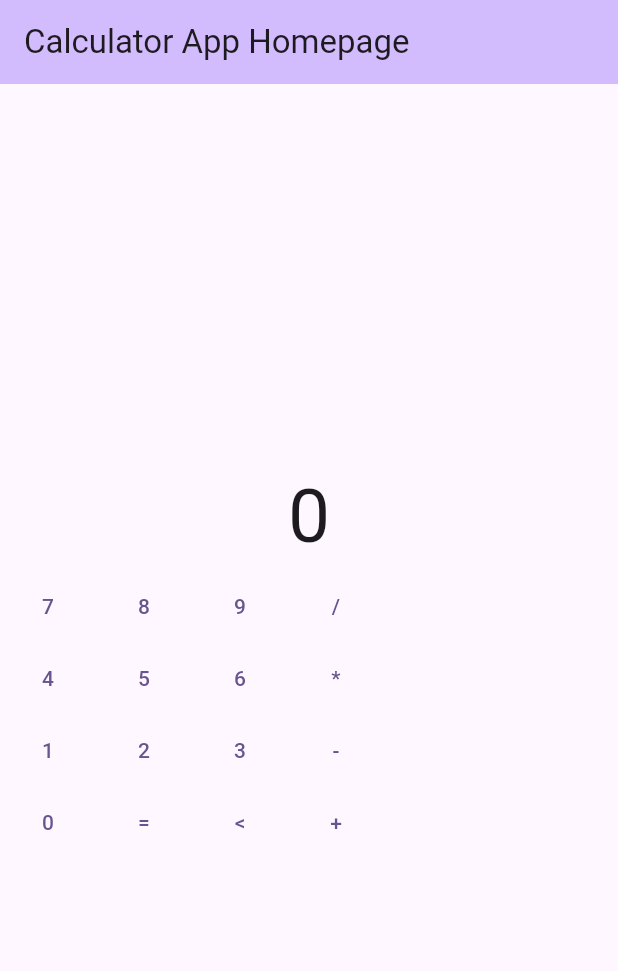
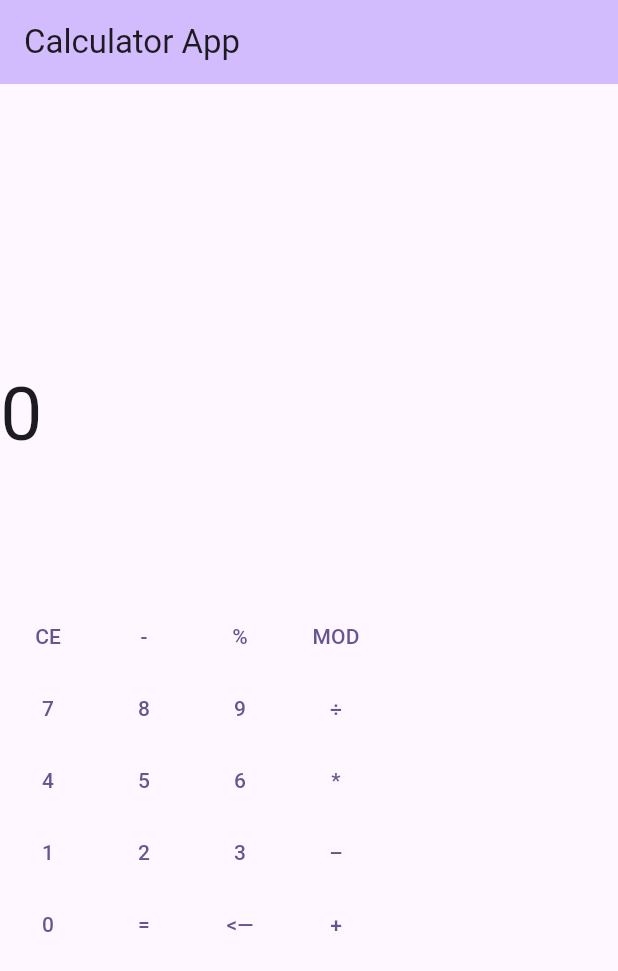
Before and after one commit to JimmyPhanfr/hw02_calculator_app, a Flutter app: the screen it shows after launch, on a phone screen of 412 x 824 dp. Shown: the top 971 px of the screen. Run offline on Flutter 3.47's test engine with Material 3 defaults, Android fonts, the phone set to English and light mode, and no system bars.

Commit message:
adds new row of functions

```diff
--- a/lib/main.dart
+++ b/lib/main.dart
@@ -15,7 +15,7 @@ class MyApp extends StatelessWidget {
         colorScheme: ColorScheme.fromSeed(seedColor: Colors.deepPurple),
         useMaterial3: true,
       ),
-      home: const MyHomePage(title: 'Calculator App Homepage'),
+      home: const MyHomePage(title: 'Calculator App'),
     );
   }
 }
@@ -31,7 +31,13 @@ class MyHomePage extends StatefulWidget {
 
 class _MyHomePageState extends State<MyHomePage> {
 
-  int _value = 0;
+  int result = 0;
+  // bool _isresult_decimal = true;
+  String _entered = '';
+
+  // String appnedEntered(String mEntered, String a) {
+  //   return mEntered + a;
+  // }
 
   @override
   Widget build(BuildContext context) {
@@ -44,9 +50,59 @@ class _MyHomePageState extends State<MyHomePage> {
         child: Column(
           mainAxisAlignment: MainAxisAlignment.center,
           children: [
-            Text(
-              '$_value',
-              style: TextStyle(fontSize: 50.0),
+            SizedBox(
+              height: 80,
+              width: double.infinity,
+              child: Text(
+                '$result',
+                style: TextStyle(fontSize: 50.0),
+              ),
+            ),
+            SizedBox(
+              height: 80,
+              width: double.infinity,
+              child: Text(
+                _entered,
+                style: TextStyle(fontSize: 50.0),
+              ),
+            ),
+            // Clear, - (unary), % (percentage), MOD
+            Row(
+              children: [
+                TextButton(
+                  child: Text('CE'),
+                  onPressed: () {
+                    setState( () {
+                      _entered = '';
+                    });
+                  },
+                ),
+                TextButton(
+                  child: Text('-'),
+                  onPressed: () {
+                    setState( () {
+                      _entered += '-';
+                    });
+                  },
+                ),
+                TextButton(
+                  child: Text('%'),
+                  onPressed: () {
+                    // setState( () {
+                    //   if (_isresult_decimal = true) {
+                    //
+                    // });
+                  },
+                ),
+                TextButton(
+                  child: Text('MOD'),
+                  onPressed: () {
+                    setState( () {
+                      _entered += '%';
+                    });
+                  },
+                ),
+              ],
             ),
             // 7 8 9 /
             Row(
@@ -54,25 +110,33 @@ class _MyHomePageState extends State<MyHomePage> {
                 TextButton(
                   child: Text('7'),
                   onPressed: () {
-
+                    setState( () {
+                      _entered += '7';
+                    });
                   },
                 ),
                 TextButton(
                   child: Text('8'),
                   onPressed: () {
-
+                    setState( () {
+                      _entered += '8';
+                    });
                   },
                 ),
                 TextButton(
                   child: Text('9'),
                   onPressed: () {
-
+                    setState( () {
+                      _entered += '9';
+                    });
                   },
                 ),
                 TextButton(
-                  child: Text('/'),
+                  child: Text('÷'),
                   onPressed: () {
-
+                    setState( () {
+                      _entered += '÷';
+                    });
                   },
                 ),
               ],
@@ -83,25 +147,33 @@ class _MyHomePageState extends State<MyHomePage> {
                 TextButton(
                   child: Text('4'),
                   onPressed: () {
-
+                    setState( () {
+                      _entered += '4';
+                    });
                   },
                 ),
                 TextButton(
                   child: Text('5'),
                   onPressed: () {
-
+                    setState( () {
+                      _entered += '5';
+                    });
                   },
                 ),
                 TextButton(
                   child: Text('6'),
                   onPressed: () {
-
+                    setState( () {
+                      _entered += '6';
+                    });
                   },
                 ),
                 TextButton(
                   child: Text('*'),
                   onPressed: () {
-
+                    setState( () {
+                      _entered += '*';
+                    });
                   },
                 ),
               ],
@@ -112,25 +184,33 @@ class _MyHomePageState extends State<MyHomePage> {
                 TextButton(
                   child: Text('1'),
                   onPressed: () {
-
+                    setState( () {
+                      _entered += '1';
+                    });
                   },
                 ),
                 TextButton(
                   child: Text('2'),
                   onPressed: () {
-
+                    setState( () {
+                      _entered += '2';
+                    });
                   },
                 ),
                 TextButton(
                   child: Text('3'),
                   onPressed: () {
-
+                    setState( () {
+                      _entered += '3';
+                    });
                   },
                 ),
                 TextButton(
-                  child: Text('-'),
+                  child: Text('–'),
                   onPressed: () {
-
+                    setState( () {
+                      _entered += '–';
+                    });
                   },
                 ),
               ],
@@ -141,25 +221,35 @@ class _MyHomePageState extends State<MyHomePage> {
                 TextButton(
                   child: Text('0'),
                   onPressed: () {
-
+                    setState( () {
+                      _entered += '0';
+                    });
                   },
                 ),
                 TextButton(
                   child: Text('='),
                   onPressed: () {
-
+                    setState( () {
+                      _entered += '=';
+                    });
                   },
                 ),
                 TextButton(
-                  child: Text('<'),
+                  child: Text('<—'),
                   onPressed: () {
-
+                    setState( () {
+                      if (_entered.isNotEmpty) {
+                        _entered = _entered.substring(0, _entered.length - 1);
+                      }
+                    });
                   },
                 ),
                 TextButton(
                   child: Text('+'),
                   onPressed: () {
-
+                    setState( () {
+                      _entered += '+';
+                    });
                   },
                 ),
               ],
```
